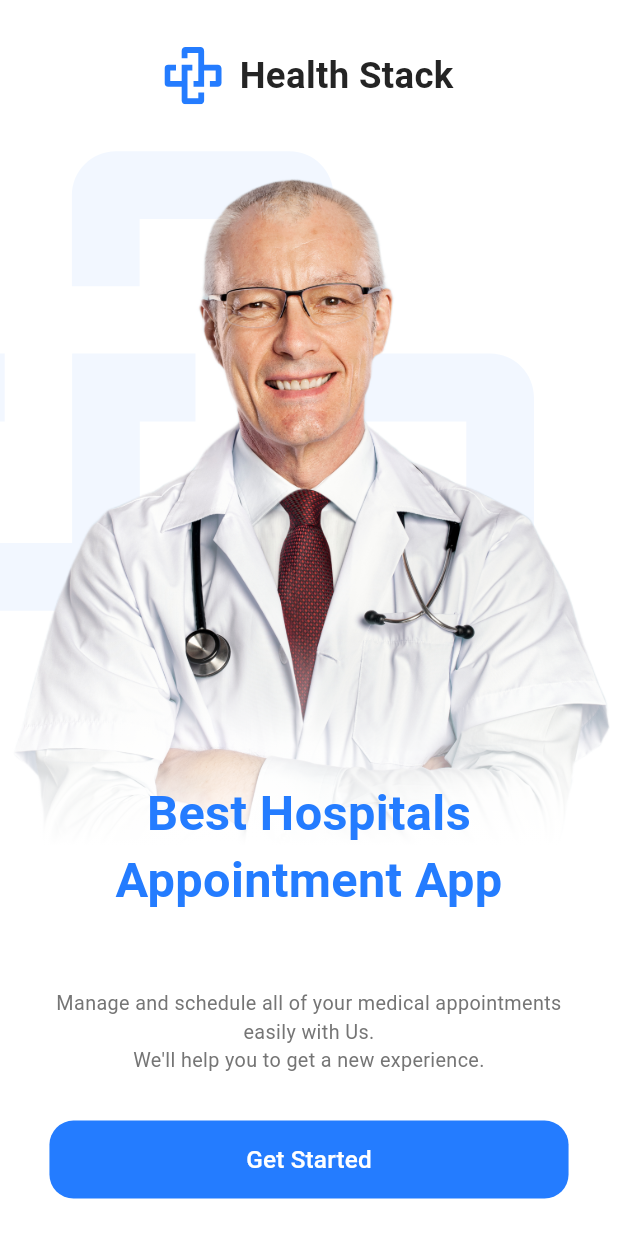
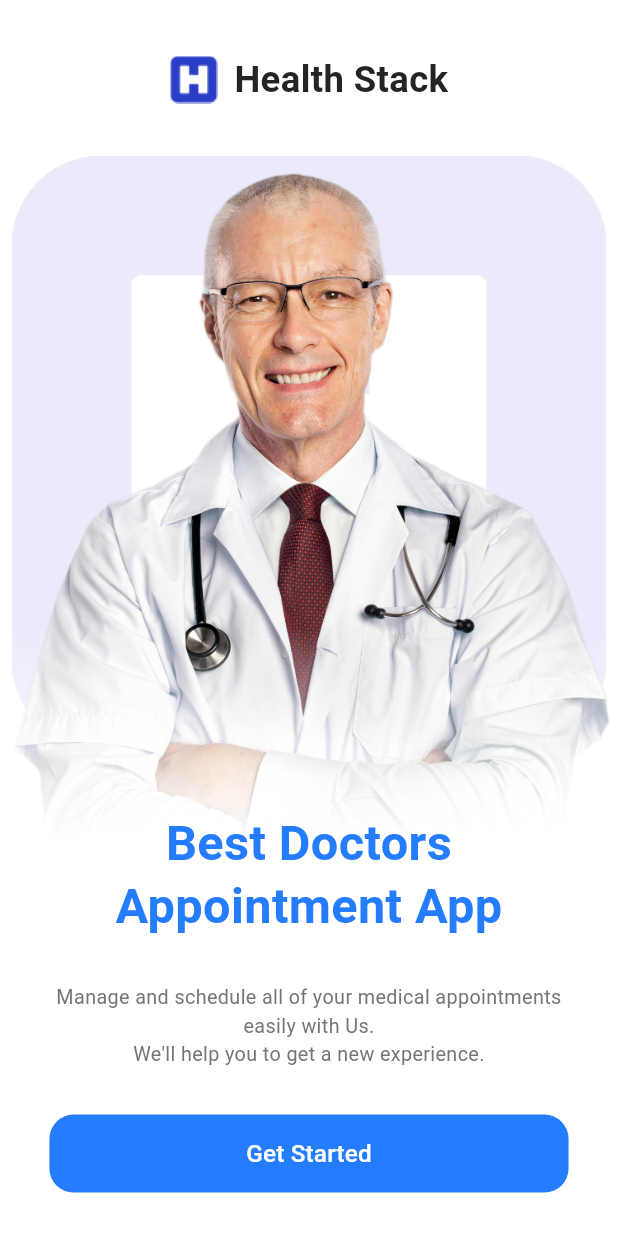
Before and after one commit to Osamabnfathy/healthstack, a Flutter app: the screen it shows after launch, on a phone screen of 412 x 824 dp. Run offline on Flutter 3.47's test engine with Material 3 defaults, Android fonts, the light colour scheme and no system bars; our stand-ins replace flutter_bloc, flutter_screenutil, get_it; project files that could hold a hidden picture were left out.

Commit message:
hot edits
- Edit the logo
- Edit the low opacity logo
- change some heights on the onboarding screen

```diff
--- /dev/null
+++ b/devtools_options.yaml
@@ -0,0 +1,3 @@
+description: This file stores settings for Dart & Flutter DevTools.
+documentation: https://docs.flutter.dev/tools/devtools/extensions#configure-extension-enablement-states
+extensions:
--- a/lib/features/onboarding/onboarding_screen.dart
+++ b/lib/features/onboarding/onboarding_screen.dart
@@ -15,14 +15,13 @@ class OnBoardingScreen extends StatelessWidget {
       body: SafeArea(
         child: SingleChildScrollView(
           child: Padding(
-            padding: EdgeInsets.only(top: 30.h, bottom: 30.h),
+            padding: EdgeInsets.only(top: 35.h, bottom: 30.h),
 
             child: Column(
               children: [
                 const HealthstackLogoAndName(),
 
-                // verticalSpace(70),
-                SizedBox(height: 30.h,),
+                SizedBox(height: 25.h,),
 
                 const DoctorImageAndText(),
 
@@ -30,15 +29,14 @@ class OnBoardingScreen extends StatelessWidget {
                   padding: EdgeInsets.symmetric(horizontal: 30.w),
                   child: Column(
                     children: [
-                      // verticalSpace(20),
                       SizedBox(height: 20.h,),
                       Text(
                         'Manage and schedule all of your medical appointments easily with Us.\nWe\'ll help you to get a new experience.',
                         style: TextStyles.font13GrayRegular,
                         textAlign: TextAlign.center,
                       ),
-                      // verticalSpace(30),
                       SizedBox(height: 30.h,),
+
                       const GetStartedButton(),
                     ],
                   ),
--- a/lib/features/onboarding/widgets/doctor_image_and_text.dart
+++ b/lib/features/onboarding/widgets/doctor_image_and_text.dart
@@ -1,6 +1,5 @@
 // ignore_for_file: deprecated_member_use
 import 'package:flutter/material.dart';
-import 'package:flutter_svg/svg.dart';
 import 'package:healthstack/core/theming/styles.dart';
 
 
@@ -11,7 +10,7 @@ class DoctorImageAndText extends StatelessWidget {
   Widget build(BuildContext context) {
     return Stack(
       children: [
-        SvgPicture.asset('assets/svgs/health_stack_logo_low_opacity.svg',),
+        Image.asset('assets/images/healthstack_logo_lowopacity.png',),
 
         Container(
           foregroundDecoration: BoxDecoration(
@@ -30,12 +29,12 @@ class DoctorImageAndText extends StatelessWidget {
         ),
 
         Positioned(
-          bottom: 30, left: 0, right: 0,
+          bottom: 10, left: 0, right: 0,
           child: Text(
-            'Best Hospitals\nAppointment App',
+            'Best Doctors\nAppointment App',
             textAlign: TextAlign.center,
             style: TextStyles.font32BlueBold.copyWith(
-              height: 1.4,
+              height: 1.3,
             ),
           ),
         ),
--- a/lib/features/onboarding/widgets/get_started_button.dart
+++ b/lib/features/onboarding/widgets/get_started_button.dart
@@ -11,7 +11,7 @@ class GetStartedButton extends StatelessWidget {
   Widget build(BuildContext context) {
     return TextButton(
       onPressed: () {
-        context.pushNamed(Routes.loginScreen);
+        context.pushReplacementNamed(Routes.loginScreen);
       },
 
       style: ButtonStyle(
--- a/lib/features/onboarding/widgets/healthstack_logo_name.dart
+++ b/lib/features/onboarding/widgets/healthstack_logo_name.dart
@@ -1,5 +1,4 @@
 import 'package:flutter/material.dart';
-import 'package:flutter_svg/svg.dart';
 import 'package:flutter_screenutil/flutter_screenutil.dart';
 import 'package:healthstack/core/theming/styles.dart';
 
@@ -11,7 +10,7 @@ class HealthstackLogoAndName extends StatelessWidget {
     return Row(
       mainAxisAlignment: MainAxisAlignment.center,
       children: [
-        SvgPicture.asset('assets/svgs/health_stack.svg',),
+        Image.asset('assets/icons/healthstack_logo.png',),
         SizedBox(width: 10.w,),
         Text(
           'Health Stack',
--- a/pubspec.yaml
+++ b/pubspec.yaml
@@ -58,6 +58,7 @@ dependencies:
   flutter_svg: ^2.0.17
   # adapting screen and font size
   flutter_screenutil: ^5.9.3
+  provider: ^6.1.4
 
 
 dev_dependencies:
@@ -69,7 +70,7 @@ dev_dependencies:
   # activated in the `analysis_options.yaml` file located at the root of your
   # package. See that file for information about deactivating specific lint
   # rules and activating additional ones.
-  flutter_lints: ^4.0.0
+  flutter_lints: ^5.0.0
   # code generator for converting JSON
   json_serializable: ^6.9.4
 
```
Also changed, not shown: assets/icons/Healthstack-logo2.png (deleted), assets/icons/health_logo.png (added), assets/icons/healthstack-logo.png (deleted), assets/icons/healthstack_logo.png (added), assets/images/healthstack_logo_lowopacity.png (added), pubspec.lock, 2 other files.
